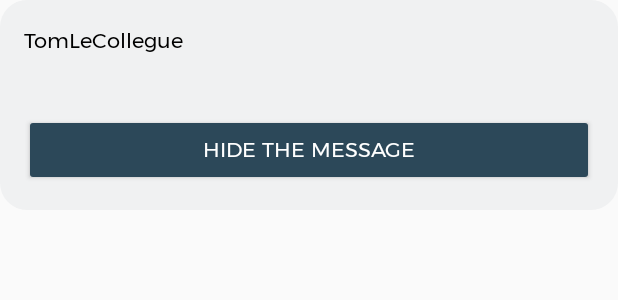
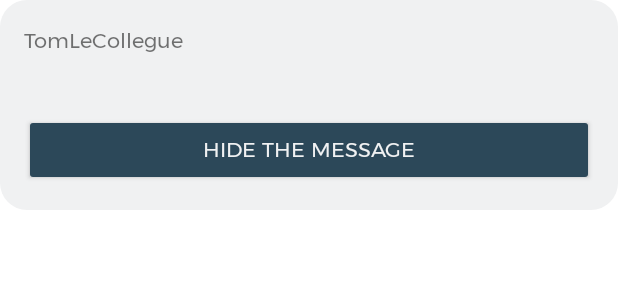
Before and after one commit to Owydoo/twitch-chat-highlight, an Android app: the layout displayed_message_layout.xml on its own in the app's theme, with its tools: preview values and no code run, on a phone screen of 412 x 824 dp. Shown: the top 300 px of the screen. Run offline under Robolectric (Android 15) with nearby library versions, the phone set to English and light mode, and no system bars.

Commit message:
start enable night mode

```diff
--- a/MessageReact/app/src/main/java/com/entreprisecorp/messagereact/extensions/MarginRecyclerViewDecoration.kt
+++ b/MessageReact/app/src/main/java/com/entreprisecorp/messagereact/recyclerview/MarginRecyclerViewDecoration.kt
@@ -1,4 +1,4 @@
-package com.entreprisecorp.messagereact.extensions
+package com.entreprisecorp.messagereact.recyclerview
 
 import android.graphics.Rect
 import android.view.View
--- a/MessageReact/app/src/main/java/com/entreprisecorp/messagereact/extensions/ScrollToTopDataObserver.kt
+++ b/MessageReact/app/src/main/java/com/entreprisecorp/messagereact/recyclerview/ScrollToTopDataObserver.kt
@@ -1,4 +1,4 @@
-package com.entreprisecorp.messagereact.extensions
+package com.entreprisecorp.messagereact.recyclerview
 
 import androidx.recyclerview.widget.LinearLayoutManager
 import androidx.recyclerview.widget.RecyclerView
--- a/MessageReact/app/src/main/res/drawable/message_displayed_layout.xml
+++ b/MessageReact/app/src/main/res/drawable/message_displayed_layout.xml
@@ -1,5 +1,5 @@
 <?xml version="1.0" encoding="utf-8"?>
 <shape xmlns:android="http://schemas.android.com/apk/res/android">
     <corners android:bottomLeftRadius="@dimen/default_radius" android:bottomRightRadius="@dimen/default_radius"/>
-    <solid android:color="@color/white"/>
+    <solid android:color="@color/background"/>
 </shape>
--- a/MessageReact/app/src/main/res/layout/activity_main.xml
+++ b/MessageReact/app/src/main/res/layout/activity_main.xml
@@ -11,7 +11,7 @@
         android:id="@+id/toolbar"
         android:layout_width="match_parent"
         android:layout_height="wrap_content"
-        android:background="@color/white"
+        android:background="@color/background"
         android:minHeight="?attr/actionBarSize"
         android:theme="?attr/actionBarTheme"
         app:layout_constraintEnd_toEndOf="parent"
--- a/MessageReact/app/src/main/res/layout/displayed_message_layout.xml
+++ b/MessageReact/app/src/main/res/layout/displayed_message_layout.xml
@@ -14,7 +14,6 @@
         android:layout_width="0dp"
         android:layout_height="wrap_content"
         android:layout_margin="@dimen/spacing_large"
-        android:textColor="@color/black"
         app:layout_constraintEnd_toEndOf="parent"
         app:layout_constraintStart_toStartOf="parent"
         app:layout_constraintTop_toTopOf="parent"
--- a/MessageReact/app/src/main/res/layout/item_message.xml
+++ b/MessageReact/app/src/main/res/layout/item_message.xml
@@ -21,7 +21,6 @@
         android:layout_marginTop="@dimen/spacing_large"
         android:layout_marginStart="@dimen/spacing_large"
         android:layout_marginEnd="@dimen/spacing_large"
-        android:textColor="@color/black"
         android:textStyle="bold"
         app:layout_constraintEnd_toEndOf="parent"
         app:layout_constraintStart_toStartOf="parent"
--- a/MessageReact/app/src/main/res/layout/message_action_bottom_sheet_dialog_fragment.xml
+++ b/MessageReact/app/src/main/res/layout/message_action_bottom_sheet_dialog_fragment.xml
@@ -12,7 +12,6 @@
         android:layout_height="wrap_content"
         android:text="@string/react_to_this_message"
         android:textSize="18sp"
-        android:textColor="@color/black"
         android:layout_margin="@dimen/spacing_large"
         app:layout_constraintStart_toStartOf="parent"
         app:layout_constraintTop_toTopOf="parent" />
@@ -34,9 +33,6 @@
             android:layout_width="0dp"
             android:layout_height="wrap_content"
             android:layout_margin="@dimen/spacing_large"
-            android:layout_marginStart="287dp"
-
-            android:textColor="@color/black"
             app:layout_constraintEnd_toEndOf="parent"
             app:layout_constraintStart_toStartOf="parent"
             app:layout_constraintTop_toTopOf="parent"
--- /dev/null
+++ b/MessageReact/app/src/main/res/values-night/colors.xml
@@ -0,0 +1,6 @@
+<?xml version="1.0" encoding="utf-8"?>
+<resources>
+    <color name="primary">#FF2C4859</color>
+    <color name="secondary">#363F45</color>
+    <color name="background">#424242</color>
+</resources>
--- a/MessageReact/app/src/main/res/values-night/themes.xml
+++ b/MessageReact/app/src/main/res/values-night/themes.xml
@@ -2,15 +2,7 @@
     <!-- Base application theme. -->
     <style name="Theme.MessageReact" parent="Theme.MaterialComponents.DayNight.NoActionBar">
         <!-- Primary brand color. -->
-        <item name="colorPrimary">@color/purple_200</item>
-        <item name="colorPrimaryVariant">@color/purple_700</item>
-        <item name="colorOnPrimary">@color/black</item>
-        <!-- Secondary brand color. -->
-        <item name="colorSecondary">@color/teal_200</item>
-        <item name="colorSecondaryVariant">@color/teal_200</item>
-        <item name="colorOnSecondary">@color/black</item>
         <!-- Status bar color. -->
-        <item name="android:statusBarColor" tools:targetApi="l">?attr/colorPrimaryVariant</item>
         <!-- Customize your theme here. -->
     </style>
 </resources>
--- a/MessageReact/app/src/main/res/values/strings.xml
+++ b/MessageReact/app/src/main/res/values/strings.xml
@@ -1,5 +1,5 @@
 <resources>
-    <string name="app_name">MessageReact</string>
+    <string name="app_name">ReactMessage</string>
     <string name="display_on_the_live">Display on the live</string>
     <string name="react_to_this_message">React to this message ?</string>
     <string name="settings">Settings</string>
@@ -10,4 +10,6 @@
     <string name="update_info">Update info</string>
     <string name="ip_adress">IP address</string>
     <string name="channel_twitch">Channel name</string>
+    <string name="connected">Connected</string>
+    <string name="ask_for_settings">You need to enter the IP address and Channel name</string>
 </resources>
--- a/MessageReact/app/src/main/res/values/themes.xml
+++ b/MessageReact/app/src/main/res/values/themes.xml
@@ -1,10 +1,10 @@
 <resources xmlns:tools="http://schemas.android.com/tools">
     <!-- Base application theme. -->
-    <style name="Theme.MessageReact" parent="Theme.AppCompat.Light.NoActionBar">
+    <style name="Theme.MessageReact" parent="Theme.MaterialComponents.DayNight.NoActionBar">
         <!-- Primary brand color. -->
         <item name="colorPrimary">@color/primary</item>
         <item name="colorPrimaryVariant">@color/primary</item>
-        <item name="colorOnPrimary">@color/white</item>
+        <item name="colorOnPrimary">@color/background</item>
         <!-- Secondary brand color. -->
         <item name="colorSecondary">@color/secondary</item>
         <item name="colorSecondaryVariant">@color/secondary</item>
@@ -12,7 +12,7 @@
         <item name="colorAccent">@color/primary</item>
 
         <!-- Status bar color. -->
-        <item name="android:statusBarColor" tools:targetApi="l">@color/white</item>
+        <item name="android:statusBarColor" tools:targetApi="l">@color/background</item>
         <!-- Customize your theme here. -->
         <item name="android:windowLightStatusBar">true</item>
 
--- a/MessageReact/data/src/main/java/com/entreprisecorp/data/impl/MessageRepositoryImpl.kt
+++ b/MessageReact/data/src/main/java/com/entreprisecorp/data/impl/MessageRepositoryImpl.kt
@@ -17,7 +17,7 @@ class MessageRepositoryImpl(
 ) : MessageRepository {
 
     private val socket: Socket by lazy {
-        IO.socket(ip)
+        IO.socket("http://$ip:3000")
     }
 
     private val messageDataSource: MessageDataSource by lazy {
```
Also changed, not shown: MessageReact/app/src/main/java/com/entreprisecorp/messagereact/ReactMessage.kt (+3 -4 lines), MessageReact/app/src/main/java/com/entreprisecorp/messagereact/extensions/ViewExt.kt (deleted, +0 -87 lines), MessageReact/app/src/main/java/com/entreprisecorp/messagereact/fragment/HomeFragment.kt (+20 -13 lines), MessageReact/app/src/main/res/layout/fragment_home.xml (+4 -7 lines), 1 other file.
